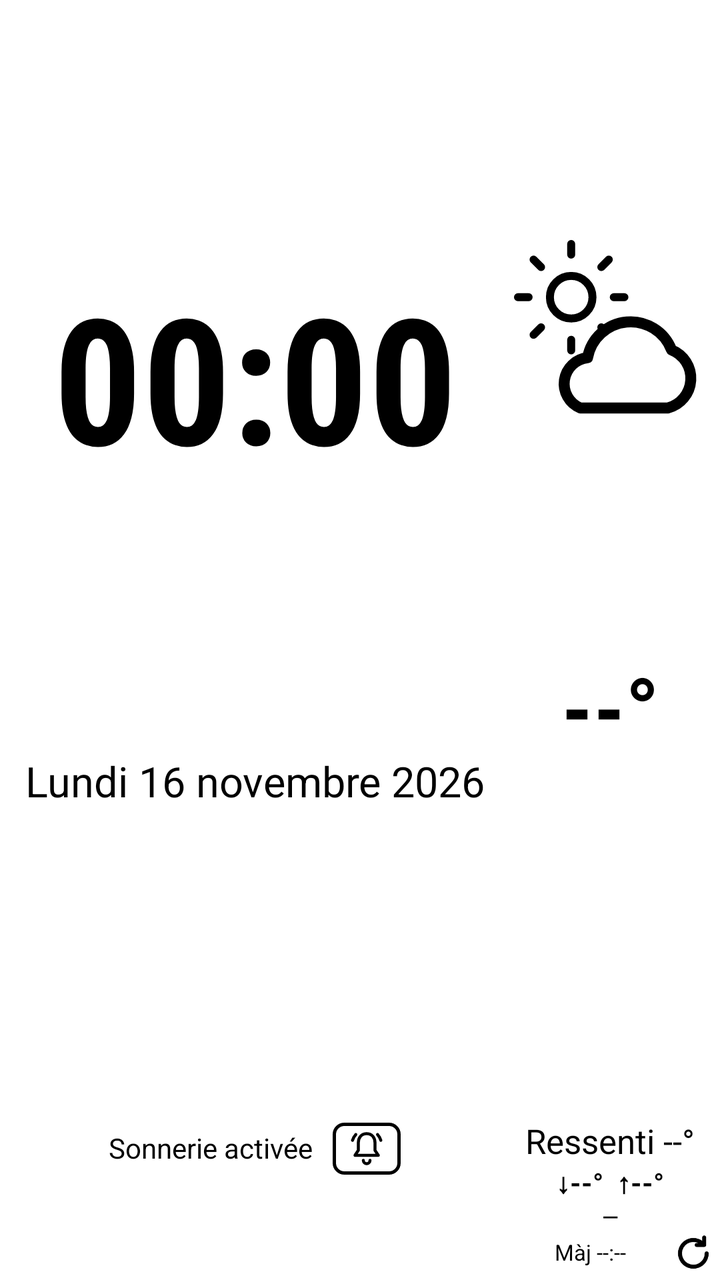
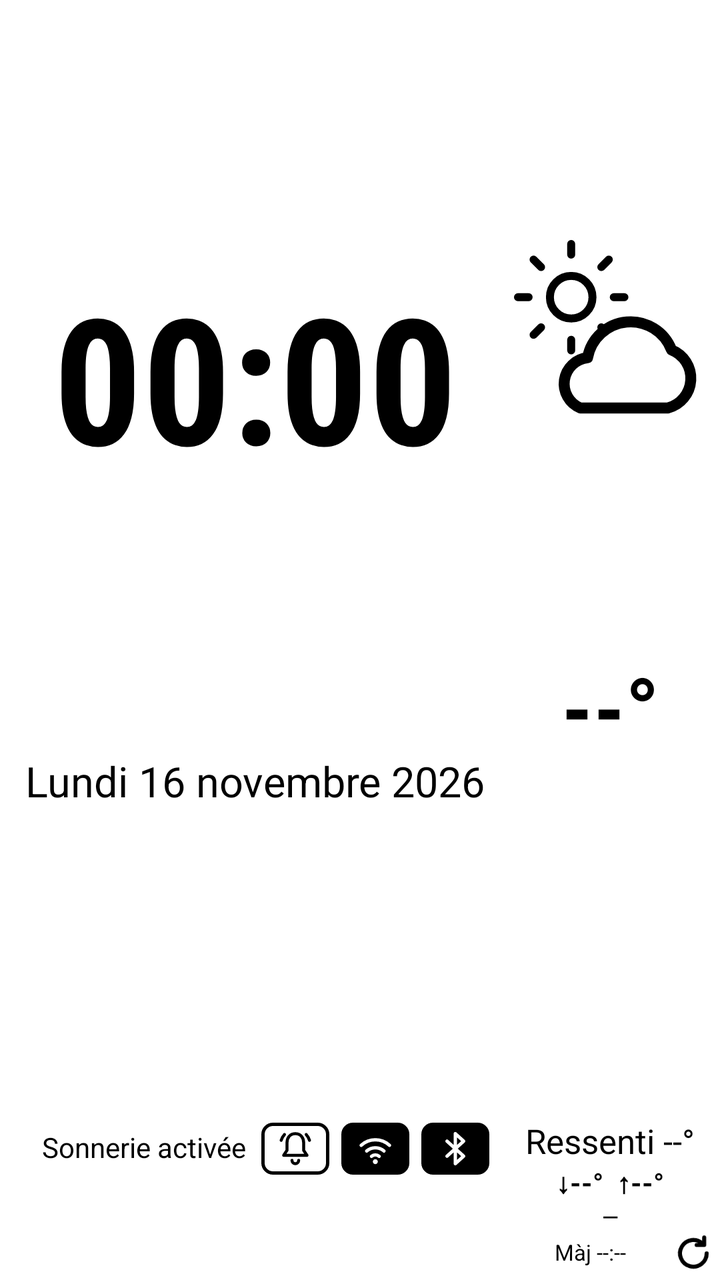

Screens rendered from an Android XML layout before and after an edit, with the pre-edit source and the edit as a unified diff.
<!-- AndroidManifest.xml: application theme AppTheme -->
<!-- res/layout/widget_clock_weather.xml -->
<?xml version="1.0" encoding="utf-8"?>
<LinearLayout xmlns:android="http://schemas.android.com/apk/res/android"
    android:id="@+id/widget_root"
    android:layout_width="match_parent"
    android:layout_height="match_parent"
    android:background="@drawable/widget_background"
    android:orientation="horizontal"
    android:paddingStart="6dp"
    android:paddingTop="6dp"
    android:paddingEnd="3dp"
    android:paddingBottom="3dp">

    
    <LinearLayout
        android:id="@+id/clock_area"
        android:layout_width="0dp"
        android:layout_height="match_parent"
        android:layout_weight="3"
        android:orientation="vertical"
        android:paddingStart="4dp"
        android:paddingEnd="6dp">

        <TextClock
            android:id="@+id/time"
            android:layout_width="match_parent"
            android:layout_height="0dp"
            android:layout_weight="2.25"
            android:autoSizeMaxTextSize="88sp"
            android:autoSizeMinTextSize="24sp"
            android:autoSizeStepGranularity="2sp"
            android:autoSizeTextType="uniform"
            android:fontFamily="sans-serif-condensed"
            android:format12Hour="HH:mm"
            android:format24Hour="HH:mm"
            android:gravity="center"
            android:includeFontPadding="false"
            android:maxLines="1"
            android:textColor="#000000"
            android:textStyle="bold" />

        <TextView
            android:id="@+id/date"
            android:layout_width="match_parent"
            android:layout_height="0dp"
            android:layout_weight="0.8"
            android:autoSizeMaxTextSize="22sp"
            android:autoSizeMinTextSize="10sp"
            android:autoSizeStepGranularity="1sp"
            android:autoSizeTextType="uniform"
            android:gravity="center_horizontal|top"
            android:includeFontPadding="false"
            android:maxLines="1"
            android:text="Lundi 16 novembre 2026"
            android:textColor="#000000" />

        
        <LinearLayout
            android:layout_width="match_parent"
            android:layout_height="0dp"
            android:layout_weight="0.75"
            android:gravity="center"
            android:orientation="horizontal">

            <TextView
                android:id="@+id/ringer_label"
                android:layout_width="wrap_content"
                android:layout_height="wrap_content"
                android:includeFontPadding="false"
                android:maxLines="1"
                android:text="Sonnerie activée"
                android:textColor="#000000"
                android:textSize="14sp" />

            <ImageView
                android:id="@+id/ringer_button"
                android:layout_width="34dp"
                android:layout_height="26dp"
                android:layout_marginStart="10dp"
                android:background="@drawable/widget_button"
                android:padding="3dp"
                android:scaleType="fitCenter"
                android:src="@drawable/ic_ringer_normal" />
        </LinearLayout>
    </LinearLayout>

    
    <LinearLayout
        android:id="@+id/weather_area"
        android:layout_width="0dp"
        android:layout_height="match_parent"
        android:layout_weight="1.3"
        android:gravity="center_horizontal"
        android:orientation="vertical"
        android:paddingStart="3dp">

        
        
        <ImageView
            android:id="@+id/weather_icon"
            android:layout_width="wrap_content"
            android:layout_height="0dp"
            android:layout_gravity="center_horizontal"
            android:layout_weight="1.4"
            android:adjustViewBounds="true"
            android:scaleType="fitCenter"
            android:src="@drawable/ic_w_partly_day" />

        <TextView
            android:id="@+id/temp"
            android:layout_width="match_parent"
            android:layout_height="0dp"
            android:layout_weight="1"
            android:autoSizeMaxTextSize="44sp"
            android:autoSizeMinTextSize="16sp"
            android:autoSizeStepGranularity="1sp"
            android:autoSizeTextType="uniform"
            android:fontFamily="sans-serif-condensed"
            android:gravity="center_horizontal|top"
            android:includeFontPadding="false"
            android:maxLines="1"
            android:text="--°"
            android:textColor="#000000"
            android:textStyle="bold" />

        <TextView
            android:id="@+id/feels"
            style="@style/WidgetMediumLine"
            android:text="Ressenti --°" />

        <TextView
            android:id="@+id/minmax"
            style="@style/WidgetMediumLine"
            android:text="↓--°  ↑--°"
            android:textStyle="bold" />

        <TextView
            android:id="@+id/place"
            style="@style/WidgetSmallLine"
            android:ellipsize="end"
            android:fontFamily="sans-serif-condensed"
            android:text="—" />

        
        <LinearLayout
            android:id="@+id/refresh_row"
            android:layout_width="match_parent"
            android:layout_height="wrap_content"
            android:gravity="center_vertical|end"
            android:orientation="horizontal">

            <TextView
                android:id="@+id/updated"
                android:layout_width="0dp"
                android:layout_height="wrap_content"
                android:layout_weight="1"
                android:gravity="center"
                android:includeFontPadding="false"
                android:maxLines="1"
                android:text="Màj --:--"
                android:textColor="#000000"
                android:textSize="11sp" />

            <ImageView
                android:id="@+id/refresh_icon"
                android:layout_width="20dp"
                android:layout_height="20dp"
                android:src="@drawable/ic_refresh" />
        </LinearLayout>
    </LinearLayout>
</LinearLayout>
<!-- resources referenced by this layout -->
<resources>
  <!-- drawable widget_background (drawable) -->
  <?xml version="1.0" encoding="utf-8"?>
  <shape xmlns:android="http://schemas.android.com/apk/res/android" android:shape="rectangle">
      <solid android:color="#FFFFFF" />
      <corners android:radius="8dp" />
  </shape>
  <!-- drawable widget_button (drawable) -->
  <?xml version="1.0" encoding="utf-8"?>
  <shape xmlns:android="http://schemas.android.com/apk/res/android" android:shape="rectangle">
      <solid android:color="#FFFFFF" />
      <stroke android:width="1.5dp" android:color="#000000" />
      <corners android:radius="5dp" />
  </shape>
  <style name="WidgetMediumLine">
          <item name="android:layout_width">match_parent</item>
          <item name="android:layout_height">20dp</item>
          <item name="android:gravity">center</item>
          <item name="android:includeFontPadding">false</item>
          <item name="android:maxLines">1</item>
          <item name="android:textColor">#000000</item>
          <item name="android:autoSizeTextType">uniform</item>
          <item name="android:autoSizeMinTextSize">9sp</item>
          <item name="android:autoSizeMaxTextSize">17sp</item>
          <item name="android:autoSizeStepGranularity">1sp</item>
      </style>
  <style name="WidgetSmallLine">
          <item name="android:layout_width">match_parent</item>
          
          <item name="android:layout_height">wrap_content</item>
          <item name="android:gravity">center</item>
          <item name="android:includeFontPadding">false</item>
          <item name="android:lineSpacingMultiplier">0.9</item>
          <item name="android:maxLines">1</item>
          <item name="android:ellipsize">end</item>
          <item name="android:textColor">#000000</item>
          <item name="android:textSize">13sp</item>
      </style>
  <style name="AppTheme" parent="android:Theme.Material.Light.NoActionBar">
          <item name="android:windowBackground">@android:color/white</item>
          <item name="android:colorPrimary">#000000</item>
          <item name="android:colorPrimaryDark">#000000</item>
          <item name="android:colorAccent">#000000</item>
          <item name="android:statusBarColor">#FFFFFF</item>
          <item name="android:windowLightStatusBar">true</item>
          <item name="android:textColorPrimary">#000000</item>
          <item name="android:textColorSecondary">#000000</item>
      </style>
  <!-- unchanged entries left out for length: 3 -->
</resources>

<!-- the commit's change to res/layout/widget_clock_weather.xml (unified diff, before → after) -->
@@ -63,23 +63,49 @@
 
             <TextView
                 android:id="@+id/ringer_label"
-                android:layout_width="wrap_content"
-                android:layout_height="wrap_content"
+                android:layout_width="0dp"
+                android:layout_height="26dp"
+                android:layout_weight="1"
+                android:autoSizeMaxTextSize="14sp"
+                android:autoSizeMinTextSize="9sp"
+                android:autoSizeStepGranularity="1sp"
+                android:autoSizeTextType="uniform"
+                android:gravity="end|center_vertical"
                 android:includeFontPadding="false"
                 android:maxLines="1"
                 android:text="Sonnerie activée"
-                android:textColor="#000000"
-                android:textSize="14sp" />
+                android:textColor="#000000" />
 
             <ImageView
                 android:id="@+id/ringer_button"
                 android:layout_width="34dp"
                 android:layout_height="26dp"
-                android:layout_marginStart="10dp"
+                android:layout_marginStart="8dp"
                 android:background="@drawable/widget_button"
                 android:padding="3dp"
                 android:scaleType="fitCenter"
                 android:src="@drawable/ic_ringer_normal" />
+
+            
+            <ImageView
+                android:id="@+id/wifi_button"
+                android:layout_width="34dp"
+                android:layout_height="26dp"
+                android:layout_marginStart="6dp"
+                android:background="@drawable/widget_button_on"
+                android:padding="3dp"
+                android:scaleType="fitCenter"
+                android:src="@drawable/ic_wifi_on" />
+
+            <ImageView
+                android:id="@+id/bt_button"
+                android:layout_width="34dp"
+                android:layout_height="26dp"
+                android:layout_marginStart="6dp"
+                android:background="@drawable/widget_button_on"
+                android:padding="3dp"
+                android:scaleType="fitCenter"
+                android:src="@drawable/ic_bt_on" />
         </LinearLayout>
     </LinearLayout>
 
<!-- resource entries referenced after the edit -->
@@ -1,5 +1,22 @@
 <!-- resources referenced by this layout -->
 <resources>
+  <!-- drawable ic_bt_on (drawable) -->
+  <?xml version="1.0" encoding="utf-8"?>
+  <vector xmlns:android="http://schemas.android.com/apk/res/android"
+      android:width="24dp" android:height="24dp"
+      android:viewportWidth="24" android:viewportHeight="24">
+      <path android:pathData="M7,7.5 L17,16.5 L12,21 V3 L17,7.5 L7,16.5" android:fillColor="#00000000" android:strokeColor="#FFFFFF"
+          android:strokeWidth="2" android:strokeLineCap="round" android:strokeLineJoin="round" />
+  </vector>
+  <!-- drawable ic_wifi_on (drawable) -->
+  <?xml version="1.0" encoding="utf-8"?>
+  <vector xmlns:android="http://schemas.android.com/apk/res/android"
+      android:width="24dp" android:height="24dp"
+      android:viewportWidth="24" android:viewportHeight="24">
+      <path android:pathData="M3.5,10 A12.5,12.5 0 0 1 20.5,10 M6.8,13.4 A8,8 0 0 1 17.2,13.4 M9.7,16.6 A3.6,3.6 0 0 1 14.3,16.6" android:fillColor="#00000000" android:strokeColor="#FFFFFF"
+          android:strokeWidth="2" android:strokeLineCap="round" android:strokeLineJoin="round" />
+      <path android:pathData="M12,18.3 A1.5,1.5 0 1 1 11.99,18.3 Z" android:fillColor="#FFFFFF" />
+  </vector>
   <!-- drawable widget_background (drawable) -->
   <?xml version="1.0" encoding="utf-8"?>
   <shape xmlns:android="http://schemas.android.com/apk/res/android" android:shape="rectangle">
@@ -10,6 +27,13 @@
   <?xml version="1.0" encoding="utf-8"?>
   <shape xmlns:android="http://schemas.android.com/apk/res/android" android:shape="rectangle">
       <solid android:color="#FFFFFF" />
+      <stroke android:width="1.5dp" android:color="#000000" />
+      <corners android:radius="5dp" />
+  </shape>
+  <!-- drawable widget_button_on (drawable) -->
+  <?xml version="1.0" encoding="utf-8"?>
+  <shape xmlns:android="http://schemas.android.com/apk/res/android" android:shape="rectangle">
+      <solid android:color="#000000" />
       <stroke android:width="1.5dp" android:color="#000000" />
       <corners android:radius="5dp" />
   </shape>
